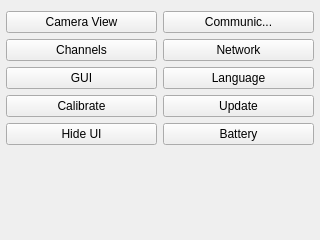
Old version of the form ui/SettingsWidget.ui in the repository kipr/botui.
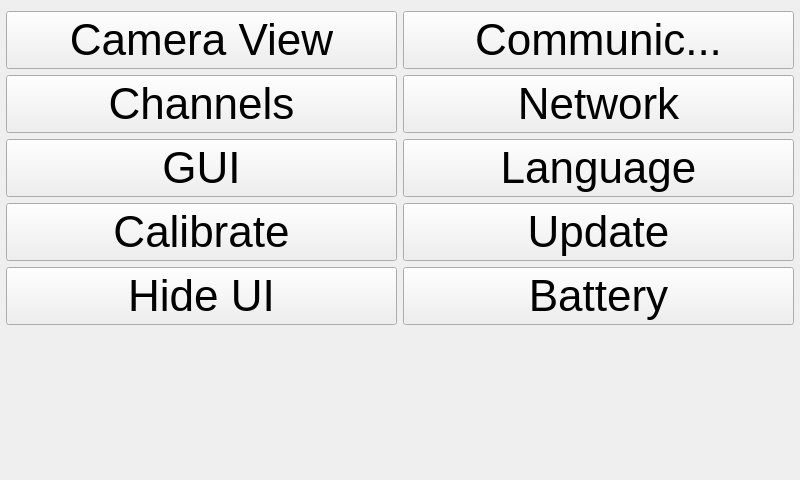
New version of the form. Icons and pictures are not drawn.

Patch:
```diff
--- a/ui/SettingsWidget.ui
+++ b/ui/SettingsWidget.ui
@@ -6,8 +6,8 @@
    <rect>
     <x>0</x>
     <y>0</y>
-    <width>320</width>
-    <height>240</height>
+    <width>800</width>
+    <height>480</height>
    </rect>
   </property>
   <property name="windowTitle">
@@ -29,6 +29,11 @@
       <layout class="QVBoxLayout" name="verticalLayout_3">
        <item>
         <widget class="QPushButton" name="cameraView">
+         <property name="font">
+          <font>
+           <pointsize>33</pointsize>
+          </font>
+         </property>
          <property name="text">
           <string>Camera View</string>
          </property>
@@ -40,6 +45,11 @@
        </item>
        <item>
         <widget class="QPushButton" name="channels">
+         <property name="font">
+          <font>
+           <pointsize>33</pointsize>
+          </font>
+         </property>
          <property name="text">
           <string>Channels</string>
          </property>
@@ -51,6 +61,11 @@
        </item>
        <item>
         <widget class="QPushButton" name="gui">
+         <property name="font">
+          <font>
+           <pointsize>33</pointsize>
+          </font>
+         </property>
          <property name="text">
           <string>GUI</string>
          </property>
@@ -62,6 +77,11 @@
        </item>
        <item>
         <widget class="QPushButton" name="calibrate">
+         <property name="font">
+          <font>
+           <pointsize>33</pointsize>
+          </font>
+         </property>
          <property name="text">
           <string>Calibrate</string>
          </property>
@@ -73,6 +93,11 @@
        </item>
        <item>
         <widget class="QPushButton" name="hideUi">
+         <property name="font">
+          <font>
+           <pointsize>33</pointsize>
+          </font>
+         </property>
          <property name="text">
           <string>Hide UI</string>
          </property>
@@ -101,6 +126,11 @@
       <layout class="QVBoxLayout" name="verticalLayout_2">
        <item>
         <widget class="QPushButton" name="comm">
+         <property name="font">
+          <font>
+           <pointsize>33</pointsize>
+          </font>
+         </property>
          <property name="text">
           <string>Communic...</string>
          </property>
@@ -112,6 +142,11 @@
        </item>
        <item>
         <widget class="QPushButton" name="network">
+         <property name="font">
+          <font>
+           <pointsize>33</pointsize>
+          </font>
+         </property>
          <property name="text">
           <string>Network</string>
          </property>
@@ -123,6 +158,11 @@
        </item>
        <item>
         <widget class="QPushButton" name="language">
+         <property name="font">
+          <font>
+           <pointsize>33</pointsize>
+          </font>
+         </property>
          <property name="text">
           <string>Language</string>
          </property>
@@ -134,6 +174,11 @@
        </item>
        <item>
         <widget class="QPushButton" name="update">
+         <property name="font">
+          <font>
+           <pointsize>33</pointsize>
+          </font>
+         </property>
          <property name="text">
           <string>Update</string>
          </property>
@@ -145,6 +190,11 @@
        </item>
        <item>
         <widget class="QPushButton" name="battery">
+         <property name="font">
+          <font>
+           <pointsize>33</pointsize>
+          </font>
+         </property>
          <property name="text">
           <string>Battery</string>
          </property>
```
